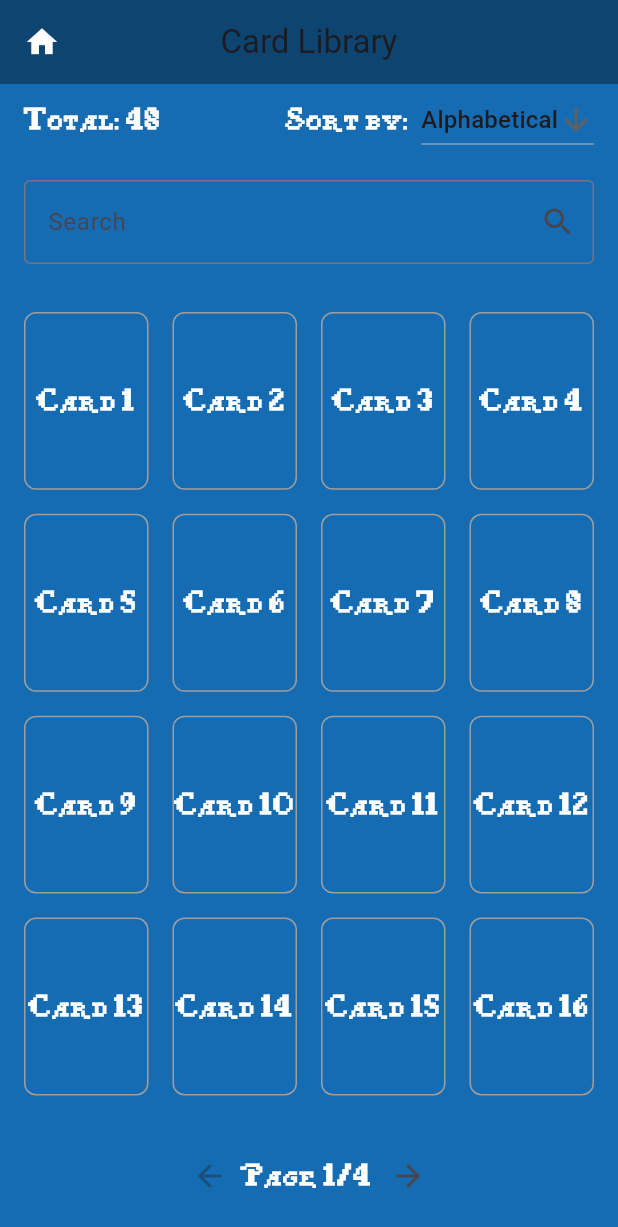
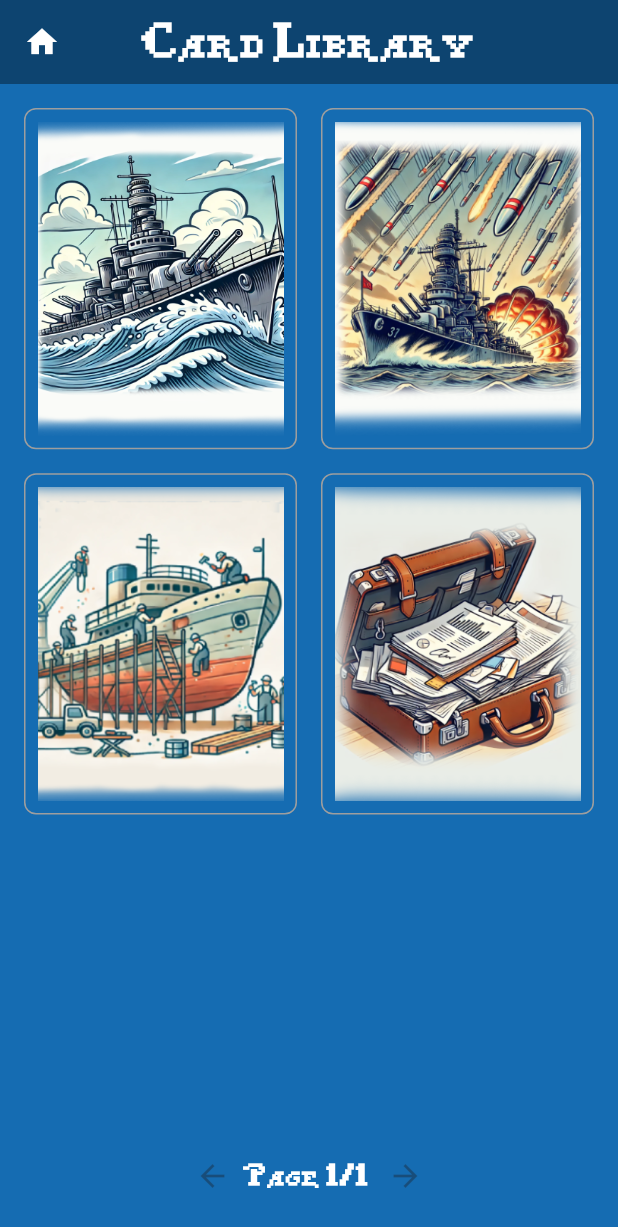
Before and after one commit to alichman/Puddle-Pirates, a Flutter app: the CardLibraryScreen screen opened by its route, on a phone screen of 412 x 824 dp. Shown: the top 1227 px of the screen. Run offline on Flutter 3.47's test engine with Material 3 defaults, Android fonts, the phone set to English and light mode, and no system bars.

Commit message:
Card Library done with tweaks everywhere for final app demo

```diff
--- a/puddle_pirates/lib/screens/card_library.dart
+++ b/puddle_pirates/lib/screens/card_library.dart
@@ -1,4 +1,6 @@
+import 'dart:convert';
 import 'package:flutter/material.dart';
+import 'package:flutter/services.dart'; // Required for loading assets
 
 class CardLibraryScreen extends StatefulWidget {
   const CardLibraryScreen({super.key});
@@ -9,20 +11,31 @@ class CardLibraryScreen extends StatefulWidget {
 
 class _CardLibraryScreenState extends State<CardLibraryScreen> {
   final TextEditingController _searchController = TextEditingController();
-  int totalCards = 48;
+  List<Map<String, dynamic>> cards = [];
+  int currentPage = 1;
+  int cardsPerPage = 4; // Updated for 4 cards per page
+  int totalPages = 1;
   String sortOrder = 'Alphabetical';
-  int currentPage = 1;
-  int totalPages = 4;
 
-  // Sample card data
-  final List<Map<String, dynamic>> cards = List.generate(
-    48,
-    (index) => {
-      'id': index + 1,
-      'name': 'Card ${index + 1}',
-      'description': 'Description for card ${index + 1}',
-    },
-  );
+  @override
+  void initState() {
+    super.initState();
+    _loadCards();
+  }
+
+  Future<void> _loadCards() async {
+    try {
+      final String response = await rootBundle.loadString('assets/cards.json');
+      final data = json.decode(response);
+
+      setState(() {
+        cards = List<Map<String, dynamic>>.from(data['deck']);
+        totalPages = (cards.length / cardsPerPage).ceil();
+      });
+    } catch (e) {
+      debugPrint("Error loading cards: $e");
+    }
+  }
 
   @override
   void dispose() {
@@ -32,11 +45,17 @@ class _CardLibraryScreenState extends State<CardLibraryScreen> {
 
   @override
   Widget build(BuildContext context) {
-    return PopScope(
-      canPop: false,
-      child:  Scaffold(
+    return Scaffold(
       appBar: AppBar(
-        title: const Text("Card Library"),
+        title: const Text(
+          "Card Library",
+          style: TextStyle(
+            fontFamily: "PixelFont",
+            color: Colors.white,
+            fontSize: 22,
+            fontWeight: FontWeight.bold,
+          ),
+        ),
         centerTitle: true,
         leading: IconButton(
           icon: const Icon(Icons.home),
@@ -47,77 +66,45 @@ class _CardLibraryScreenState extends State<CardLibraryScreen> {
       ),
       body: Column(
         children: [
-          Padding(
-            padding: const EdgeInsets.symmetric(horizontal: 16.0),
-            child: Row(
-              children: [
-                Text('Total: $totalCards'),
-                const Spacer(),
-                const Text('Sort by:'),
-                const SizedBox(width: 8),
-                DropdownButton<String>(
-                  value: sortOrder,
-                  icon: const Icon(Icons.arrow_downward),
-                  onChanged: (String? value) {
-                    if (value != null) {
-                      setState(() {
-                        sortOrder = value;
-                      });
-                    }
-                  },
-                  items: ['Alphabetical', 'Rarity', 'Type', 'Cost'].map((String value) {
-                    return DropdownMenuItem<String>(
-                      value: value,
-                      child: Text(value),
-                    );
-                  }).toList(),
-                ),
-              ],
-            ),
-          ),
-          Padding(
-            padding: const EdgeInsets.all(16.0),
-            child: TextField(
-              controller: _searchController,
-              decoration: const InputDecoration(
-                labelText: 'Search',
-                hintText: 'Enter Text',
-                border: OutlineInputBorder(),
-                suffixIcon: Icon(Icons.search),
-              ),
-            ),
-          ),
           Expanded(
             child: GridView.builder(
               padding: const EdgeInsets.all(16.0),
               gridDelegate: const SliverGridDelegateWithFixedCrossAxisCount(
-                crossAxisCount: 4,
-                childAspectRatio: 0.7,
+                crossAxisCount: 2,
+                childAspectRatio: 0.8,
                 crossAxisSpacing: 16,
                 mainAxisSpacing: 16,
               ),
-              itemCount: 16, // Display 16 cards per page (4x4 grid)
+              itemCount: cardsPerPage,
               itemBuilder: (context, index) {
-                final cardIndex = (currentPage - 1) * 16 + index;
+                final cardIndex = (currentPage - 1) * cardsPerPage + index;
                 if (cardIndex >= cards.length) {
                   return Container();
                 }
 
+                final card = cards[cardIndex];
+
                 return InkWell(
-                  onTap: () {
-                    // Show card detail dialog
-                    _showCardDetail(cards[cardIndex]);
-                  },
+                  onTap: () => _showCardDetail(card),
                   child: Container(
                     decoration: BoxDecoration(
                       border: Border.all(color: Colors.grey),
                       borderRadius: BorderRadius.circular(8),
                     ),
-                    child: Center(
-                      child: Text(
-                        cards[cardIndex]['name'],
-                        textAlign: TextAlign.center,
-                      ),
+                    padding: const EdgeInsets.all(8.0),
+                    child: Column(
+                      mainAxisAlignment: MainAxisAlignment.center,
+                      children: [
+                        Expanded(
+                          child: Image.asset(
+                            card['imagePath'], // Load card image
+                            fit: BoxFit.cover,
+                            errorBuilder: (context, error, stackTrace) {
+                              return const Icon(Icons.image_not_supported, size: 50);
+                            },
+                          ),
+                        ),
+                      ],
                     ),
                   ),
                 );
@@ -155,7 +142,7 @@ class _CardLibraryScreenState extends State<CardLibraryScreen> {
           ),
         ],
       ),
-    ));
+    );
   }
 
   void _showCardDetail(Map<String, dynamic> card) {
@@ -163,16 +150,34 @@ class _CardLibraryScreenState extends State<CardLibraryScreen> {
       context: context,
       builder: (context) {
         return AlertDialog(
-          title: Text(card['name']),
+          backgroundColor: Colors.blue[100], // Light blue background
+          shape: RoundedRectangleBorder(
+            borderRadius: BorderRadius.circular(12), // Rounded corners
+          ),
+          title: Text(
+            card['name'],
+            style: const TextStyle(color: Colors.blue, fontWeight: FontWeight.bold),
+          ),
           content: Column(
             mainAxisSize: MainAxisSize.min,
             crossAxisAlignment: CrossAxisAlignment.start,
             children: [
-              const Divider(),
+              Image.asset(
+                card['imagePath'], // Display card image
+                height: 150,
+                fit: BoxFit.contain,
+                errorBuilder: (context, error, stackTrace) {
+                  return const Icon(Icons.image_not_supported, size: 50, color: Colors.blueGrey);
+                },
+              ),
               const SizedBox(height: 8),
-              Text(card['description']),
-              const SizedBox(height: 16),
-              const Text('Card details would be shown here including stats, abilities, etc.'),
+              const Divider(color: Colors.blue), // Blue divider
+              const SizedBox(height: 8),
+              Text(card['description'], style: const TextStyle(color: Colors.black87)),
+              const SizedBox(height: 8),
+              Text("Type: ${card['type']}", style: const TextStyle(color: Colors.blue)),
+              Text("Price: ${card['price']}", style: const TextStyle(color: Colors.blue)),
+              Text("Probability: ${card['probability']}", style: const TextStyle(color: Colors.blue)),
             ],
           ),
           actions: [
@@ -180,11 +185,13 @@ class _CardLibraryScreenState extends State<CardLibraryScreen> {
               onPressed: () {
                 Navigator.of(context).pop();
               },
-              child: const Text('Close'),
+              child: const Text('Close', style: TextStyle(color: Colors.white)),
+              style: TextButton.styleFrom(backgroundColor: Colors.blue), // Blue button
             ),
           ],
         );
       },
     );
   }
+
 }
--- a/puddle_pirates/lib/screens/game_creation.dart
+++ b/puddle_pirates/lib/screens/game_creation.dart
@@ -39,6 +39,7 @@ class GameCreationScreenState extends State<GameCreationScreen> {
             fontWeight: FontWeight.bold,
           ),
         ),
+        /*
         actions: [
           IconButton(
             icon: const Icon(Icons.settings),
@@ -48,6 +49,7 @@ class GameCreationScreenState extends State<GameCreationScreen> {
             },
           ),
         ],
+        */
         leading: IconButton(
           icon: const Icon(Icons.home),
           color: Colors.white,
--- a/puddle_pirates/lib/screens/game_setup_page.dart
+++ b/puddle_pirates/lib/screens/game_setup_page.dart
@@ -32,6 +32,7 @@ class _GameSetupState extends State<GameSetupPage> {
         centerTitle: true,
         title: Text("Set up - ${gameState.currentPlayer.name}",
         style: Theme.of(context).textTheme.bodyMedium,),
+        /*
         actions: [
           IconButton(
             icon: const Icon(Icons.settings),
@@ -40,6 +41,7 @@ class _GameSetupState extends State<GameSetupPage> {
             },
           ),
         ],
+        */
         leading: IconButton(
           icon: const Icon(Icons.home),
           onPressed: () {
--- a/puddle_pirates/lib/screens/main_menu.dart
+++ b/puddle_pirates/lib/screens/main_menu.dart
@@ -21,6 +21,7 @@ class _MainMenuState extends State<MainMenu> {
         backgroundColor: Colors.transparent,
         elevation: 0,
         automaticallyImplyLeading: false,
+        /*
         actions: [
           IconButton(
             icon: const Icon(Icons.settings, color: Colors.white),
@@ -29,6 +30,7 @@ class _MainMenuState extends State<MainMenu> {
             },
           ),
         ],
+        */
       ),
       body: Stack(
         children: [
--- a/puddle_pirates/pubspec.yaml
+++ b/puddle_pirates/pubspec.yaml
@@ -62,6 +62,7 @@ flutter:
     - assets/images/ships/
     - assets/images/backdrops/
     - assets/images/markers/
+    - assets/images/cards/
   fonts:
     - family: PirateFont
       fonts:
```
Also changed, not shown: puddle_pirates/assets/cards.json (+8 -4 lines), puddle_pirates/lib/card.dart (+25 -10 lines), puddle_pirates/lib/screens/saved_games.dart (+11 -1 lines), puddle_pirates/lib/screens/settings.dart (+4 -4 lines), puddle_pirates/assets/images/cards/intel.png (added), puddle_pirates/assets/images/cards/repair.png (added), puddle_pirates/assets/images/cards/repositioning.png (added), puddle_pirates/assets/images/cards/volley.png (added).
